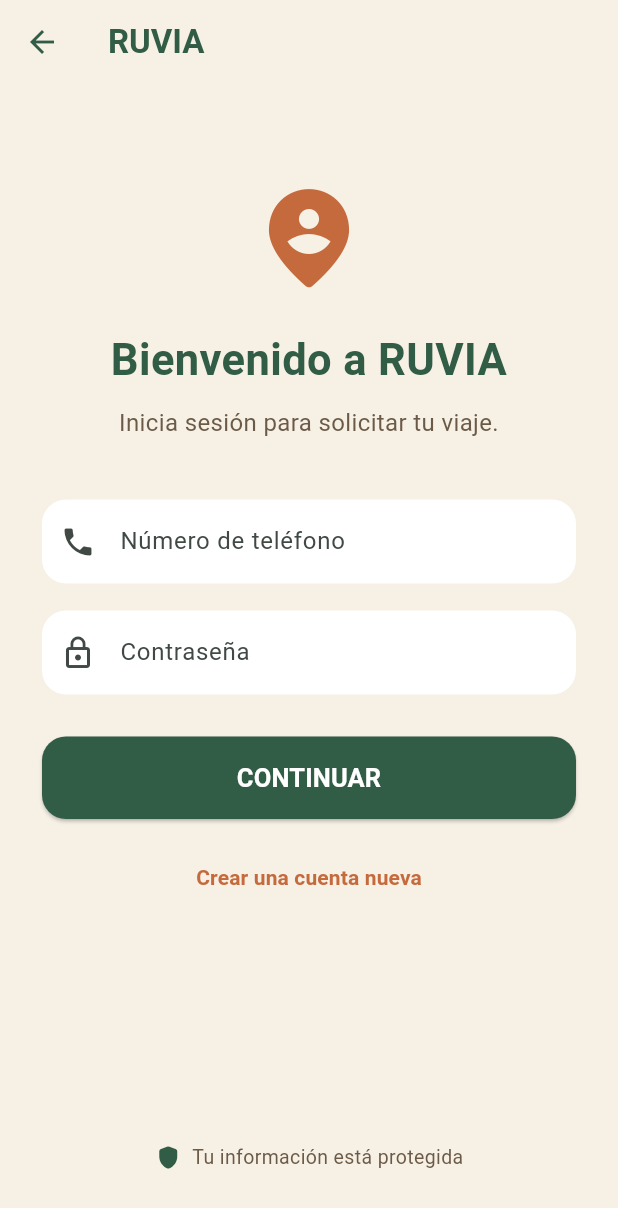
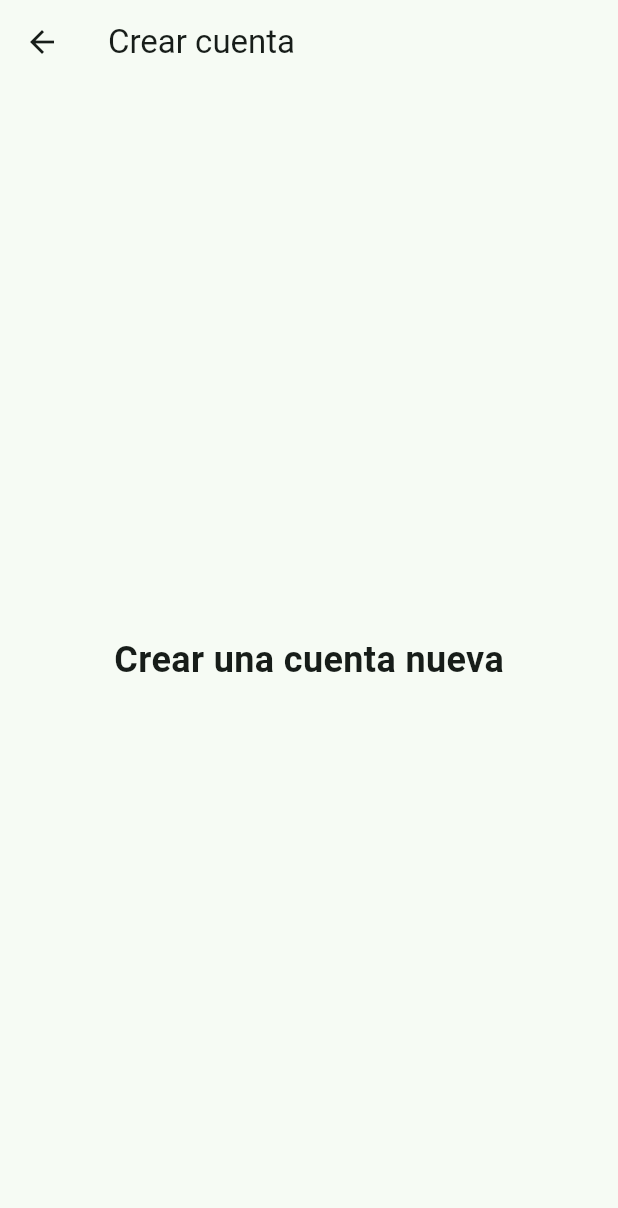
Before and after one commit to R7np6p8rbt-bit/Ruvia, a Flutter app: the PassengerAccessScreen screen opened directly, after a tap on "Crear una cuenta nueva", on a phone screen of 412 x 824 dp. Shown: the top 1208 px of the screen. Run offline on Flutter 3.47's test engine with Material 3 defaults, Android fonts, the phone set to English and light mode, and no system bars; Roboto replaces fonts that are missing (Arial).

Commit message:
RUVIA V0.5 - pantalla crear cuenta

```diff
--- a/ruvia_app/lib/main.dart
+++ b/ruvia_app/lib/main.dart
@@ -465,7 +465,14 @@ class PassengerAccessScreen extends StatelessWidget {
             const SizedBox(height: 15),
 
             TextButton(
-              onPressed: () {},
+       onPressed: () {
+  Navigator.push(
+    context,
+    MaterialPageRoute(
+      builder: (context) => const CreateAccountScreen(),
+    ),
+  );
+},
               child: const Text(
                 'Crear una cuenta nueva',
                 style: TextStyle(
@@ -503,3 +510,24 @@ class PassengerAccessScreen extends StatelessWidget {
     );
   }
 }
+class CreateAccountScreen extends StatelessWidget {
+  const CreateAccountScreen({super.key});
+
+  @override
+  Widget build(BuildContext context) {
+    return Scaffold(
+      appBar: AppBar(
+        title: const Text('Crear cuenta'),
+      ),
+      body: const Center(
+        child: Text(
+          'Crear una cuenta nueva',
+          style: TextStyle(
+            fontSize: 24,
+            fontWeight: FontWeight.bold,
+          ),
+        ),
+      ),
+    );
+  }
+}
```
